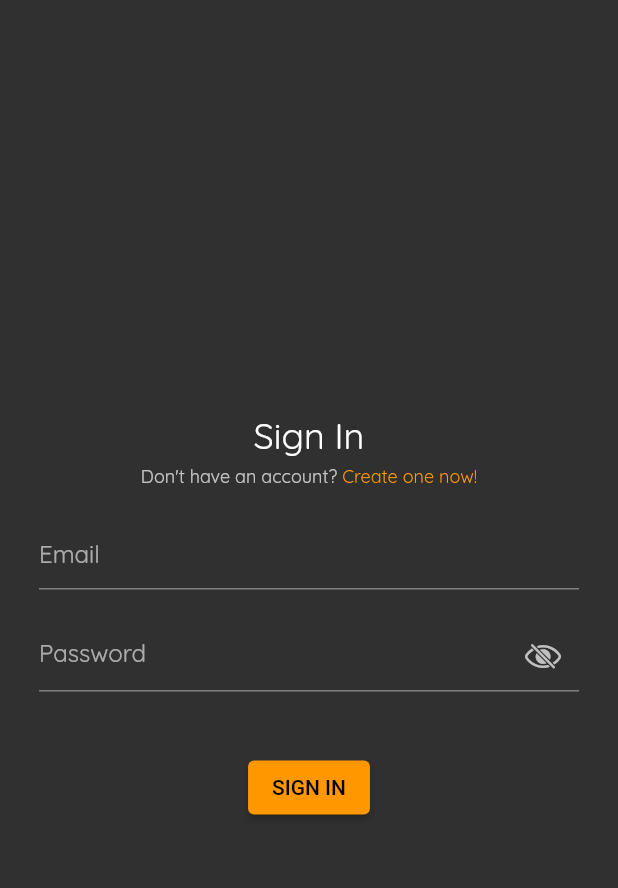
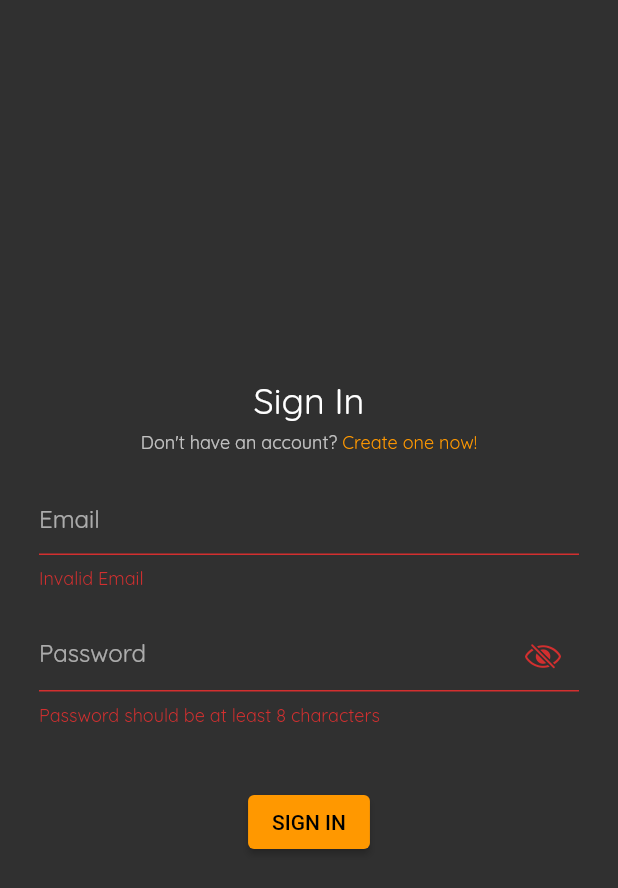
Before and after one commit to exaby73/fnotes, a Flutter app: the screen it shows after launch, after a tap on "SIGN IN", on a phone screen of 412 x 824 dp. Shown: the top 888 px of the screen. Run offline on Flutter 3.47's test engine with Material 2 defaults, Android fonts, the phone set to English and light mode, and no system bars; our stand-ins replace bloc, dartz, fluro, flutter_bloc, flutter_hooks, freezed_annotation and 4 more; missing offline and left inert: queen_validators; generated files the repository leaves out were written again.

Commit message:
add: Home screen refactor: Routes to be in RoutePaths class

```diff
--- a/client/lib/presentation/auth/pages/login/widgets/form.dart
+++ b/client/lib/presentation/auth/pages/login/widgets/form.dart
@@ -4,6 +4,7 @@ import 'package:flutter_bloc/flutter_bloc.dart';
 import 'package:flutter_hooks/flutter_hooks.dart';
 import 'package:fnotes/application/auth/sign_in_form_cubit.dart';
 import 'package:fnotes/domain/auth/value_objects.dart';
+import 'package:fnotes/presentation/core/routes.dart';
 import 'package:fnotes_ui/fnotes_ui.dart';
 
 class SignInPageForm extends HookWidget {
@@ -11,7 +12,13 @@ class SignInPageForm extends HookWidget {
 
   @override
   Widget build(BuildContext context) {
-    return BlocBuilder<SignInFormCubit, SignInFormState>(
+    return BlocConsumer<SignInFormCubit, SignInFormState>(
+      listener: (context, state) {
+        state.formState.maybeWhen(
+          success: () => router.navigateTo(context, RoutePaths.notesList, clearStack: true),
+          orElse: () => null,
+        );
+      },
       builder: (context, state) {
         return Column(
           children: const [
@@ -90,7 +97,7 @@ class _SignInButton extends HookWidget {
   @override
   Widget build(BuildContext context) {
     return ElevatedButton(
-      onPressed: () => throw UnimplementedError(),
+      onPressed: context.watch<SignInFormCubit>().signIn,
       child: const Text('SIGN IN'),
     );
   }
--- a/client/lib/presentation/core/routes.dart
+++ b/client/lib/presentation/core/routes.dart
@@ -2,27 +2,31 @@ import 'package:fluro/fluro.dart';
 import 'package:flutter/material.dart';
 import 'package:flutter/scheduler.dart';
 import 'package:flutter_hooks/flutter_hooks.dart';
-import 'package:fnotes/log.dart';
+import 'package:fnotes/application/auth/sign_in_form_cubit.dart';
+import 'package:fnotes/injection.dart';
 import 'package:fnotes/presentation/auth/pages/login/sign_in_page.dart';
+import 'package:fnotes/presentation/notes/pages/notes_list.dart';
 
 FluroRouter router = FluroRouter();
 
+class RoutePaths {
+  const RoutePaths._();
+
+  static const notesList = '/';
+  static const signIn = '/sign-in';
+  static const signUp = '/sign-up';
+}
+
 void defineRoutes() {
-  router.define('/', handler: Handler(
+  router.define(RoutePaths.signIn, handler: Handler(
     handlerFunc: (context, parameters) {
-      if (context == null) {
-        logd('NULL');
-        return;
-      }
-      SchedulerBinding.instance?.addPostFrameCallback((_) {
-        router.navigateTo(context, '/login');
-      });
+      return const SignInPage();
     },
   ), transitionType: TransitionType.inFromRight);
 
-  router.define('/login', handler: Handler(
+  router.define(RoutePaths.notesList, handler: Handler(
     handlerFunc: (context, parameters) {
-      return const SignInPage();
+      return authenticatedNavigateTo(context!, const NotesList());
     },
   ), transitionType: TransitionType.inFromRight);
 
@@ -31,6 +35,19 @@ void defineRoutes() {
       return const NotFoundPage();
     },
   );
+}
+
+Widget authenticatedNavigateTo(BuildContext context, Widget page) {
+  return getIt<SignInFormCubit>().state.formState.maybeWhen(
+        success: () => page,
+        orElse: () {
+          SchedulerBinding.instance?.addPostFrameCallback((_) {
+            router.navigateTo(context, RoutePaths.signIn);
+          });
+
+          return const Scaffold();
+        },
+      );
 }
 
 class NotFoundPage extends HookWidget {
--- /dev/null
+++ b/client/lib/presentation/notes/pages/notes_list.dart
@@ -0,0 +1,19 @@
+import 'package:flutter/material.dart';
+import 'package:flutter/scheduler.dart';
+import 'package:flutter_hooks/flutter_hooks.dart';
+import 'package:fnotes/application/auth/sign_in_form_cubit.dart';
+import 'package:fnotes/injection.dart';
+import 'package:fnotes/presentation/core/routes.dart';
+
+class NotesList extends HookWidget {
+  const NotesList();
+
+  @override
+  Widget build(BuildContext context) {
+    return const Scaffold(
+      body: Center(
+        child: Text('Home'),
+      ),
+    );
+  }
+}
```
Also changed, not shown: 1 other file.
